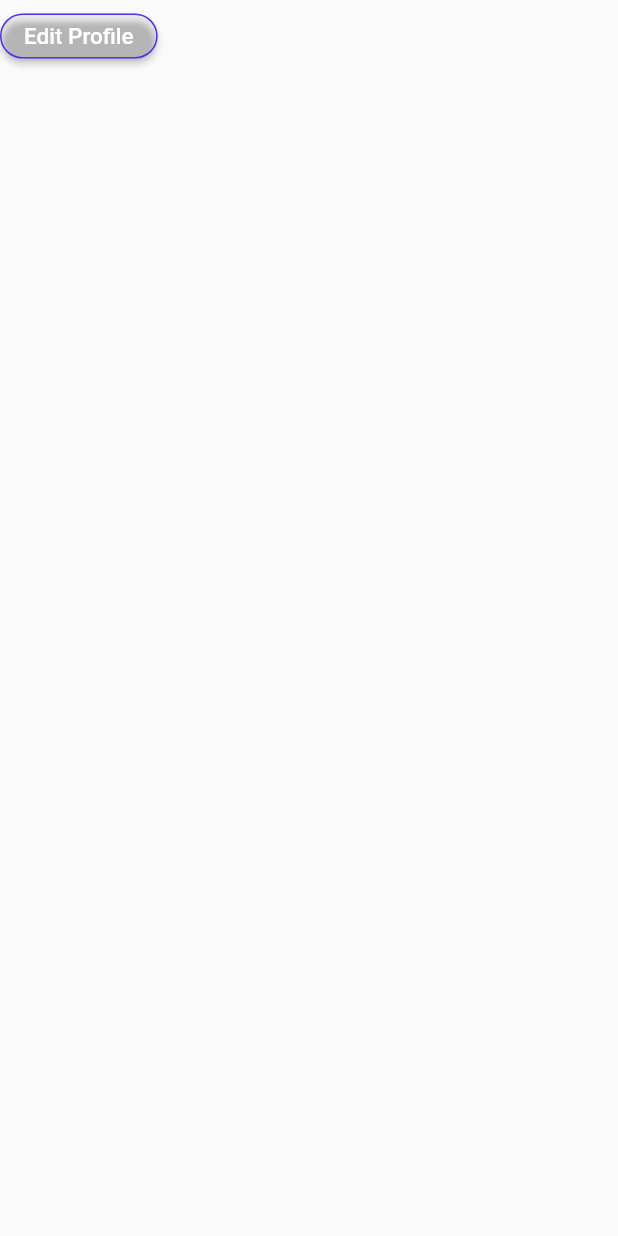
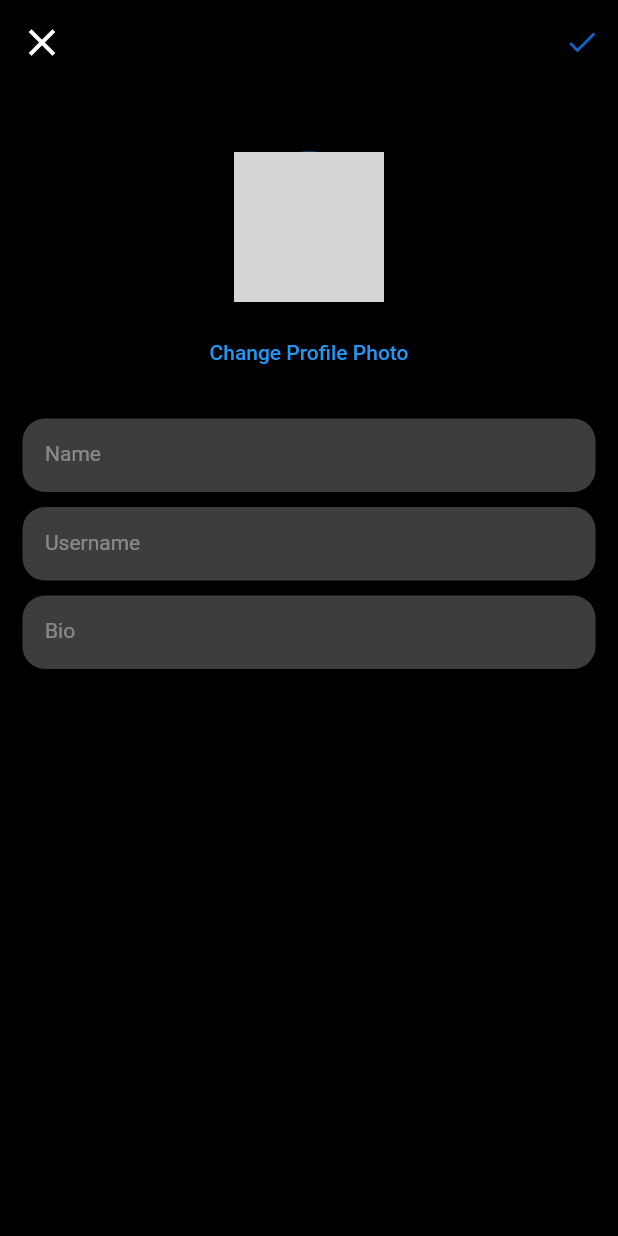
Before and after one commit to rohit5krish/social_media, a Flutter app: the BlueBorderButton widget shown alone on an empty page, opened directly, after a tap on "Edit Profile", on a phone screen of 412 x 824 dp. Run offline on Flutter 3.47's test engine with Material 2 defaults, Android fonts, the phone set to English and light mode, and no system bars; our stand-ins replace bloc, flutter_bloc, freezed_annotation; network calls fail; grey boxes are pictures that could not be loaded.

Commit message:
Edit Profile UI

```diff
--- /dev/null
+++ b/lib/presentation/edit_profile/edit_profile.dart
@@ -0,0 +1,52 @@
+import 'package:flutter/material.dart';
+import 'package:social_media/core/constants/colors.dart';
+import 'package:social_media/core/constants/styles.dart';
+import 'package:social_media/presentation/widgets/custom_text_field.dart';
+
+class EditProfile extends StatelessWidget {
+  const EditProfile({Key? key}) : super(key: key);
+
+  @override
+  Widget build(BuildContext context) {
+    final screenSize = MediaQuery.of(context).size;
+    return Scaffold(
+      appBar: AppBar(
+        leading: IconButton(
+            onPressed: () {
+              Navigator.of(context).pop();
+            },
+            icon: Icon(Icons.close, color: whiteColor, size: 30)),
+        actions: [
+          IconButton(
+              onPressed: () {}, icon: Icon(Icons.check, color: blueClr800))
+        ],
+      ),
+      body: InkWell(
+        splashFactory: NoSplash.splashFactory,
+        onTap: () {
+          FocusManager.instance.primaryFocus!.unfocus();
+        },
+        child: Padding(
+          padding: const EdgeInsets.all(15),
+          child: Column(
+            children: [
+              sbHeight30,
+              CircleAvatar(
+                  radius: 50,
+                  backgroundImage: NetworkImage(
+                      'https://wallpapercave.com/wp/wp2561857.jpg')),
+              sbHeight10,
+              TextButton(onPressed: () {}, child: Text('Change Profile Photo')),
+              sbHeight20,
+              CustomTextField(labelText: 'Name'),
+              sbHeight10,
+              CustomTextField(labelText: 'Username'),
+              sbHeight10,
+              CustomTextField(labelText: 'Bio')
+            ],
+          ),
+        ),
+      ),
+    );
+  }
+}
--- a/lib/presentation/widgets/blue_border_button.dart
+++ b/lib/presentation/widgets/blue_border_button.dart
@@ -1,5 +1,6 @@
 import 'package:flutter/material.dart';
 import 'package:social_media/core/constants/styles.dart';
+import 'package:social_media/presentation/edit_profile/edit_profile.dart';
 import 'package:social_media/presentation/users_profile/users_profile.dart';
 
 class BlueBorderButton extends StatelessWidget {
@@ -17,7 +18,11 @@ class BlueBorderButton extends StatelessWidget {
             primary: Colors.transparent,
             minimumSize: const Size(50, 30),
             shape: const StadiumBorder()),
-        onPressed: () {},
+        onPressed: () {
+          Navigator.of(context).push(MaterialPageRoute(builder: (context) {
+            return EditProfile();
+          }));
+        },
         child: Text(
           buttonTxt,
           style: whiteTxt15,
```
Also changed, not shown: lib/main.dart (+7 -1 lines), lib/presentation/chat_screen/chat_screen.dart (+6 -31 lines), lib/presentation/chat_screen/widgets/chat_messages.dart (added, +50 -0 lines).
